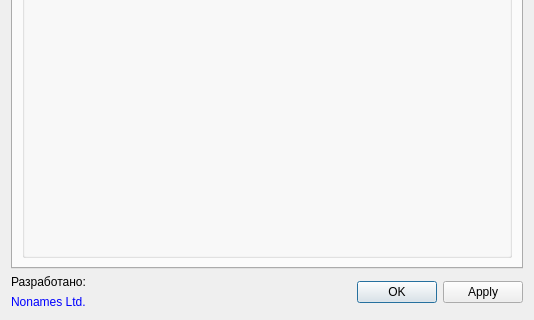
okostynchuk/Outcall, file SettingsDialog.ui: the form before one commit; both pictures show x 0 to 534 and y 145 to 465 of the 534 by 465 pixel window.
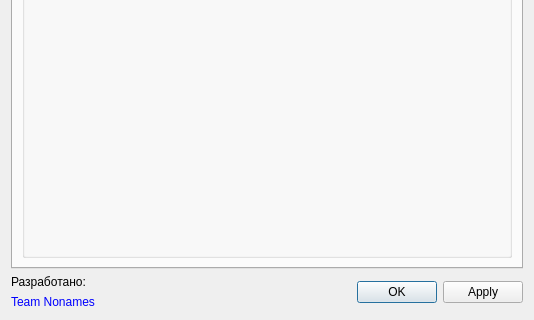
The form after the commit. Icons and pictures are not drawn.

Diff of the .ui file:
```diff
--- a/SettingsDialog.ui
+++ b/SettingsDialog.ui
@@ -254,7 +254,7 @@
           <string notr="true">color:rgb(0, 0, 255)</string>
          </property>
          <property name="text">
-          <string>&lt;html&gt;&lt;head/&gt;&lt;body&gt;&lt;p&gt;Nonames Ltd.&lt;/p&gt;&lt;/body&gt;&lt;/html&gt;</string>
+          <string>&lt;html&gt;&lt;head/&gt;&lt;body&gt;&lt;p&gt;Team Nonames&lt;/p&gt;&lt;/body&gt;&lt;/html&gt;</string>
          </property>
          <property name="openExternalLinks">
           <bool>true</bool>
```
